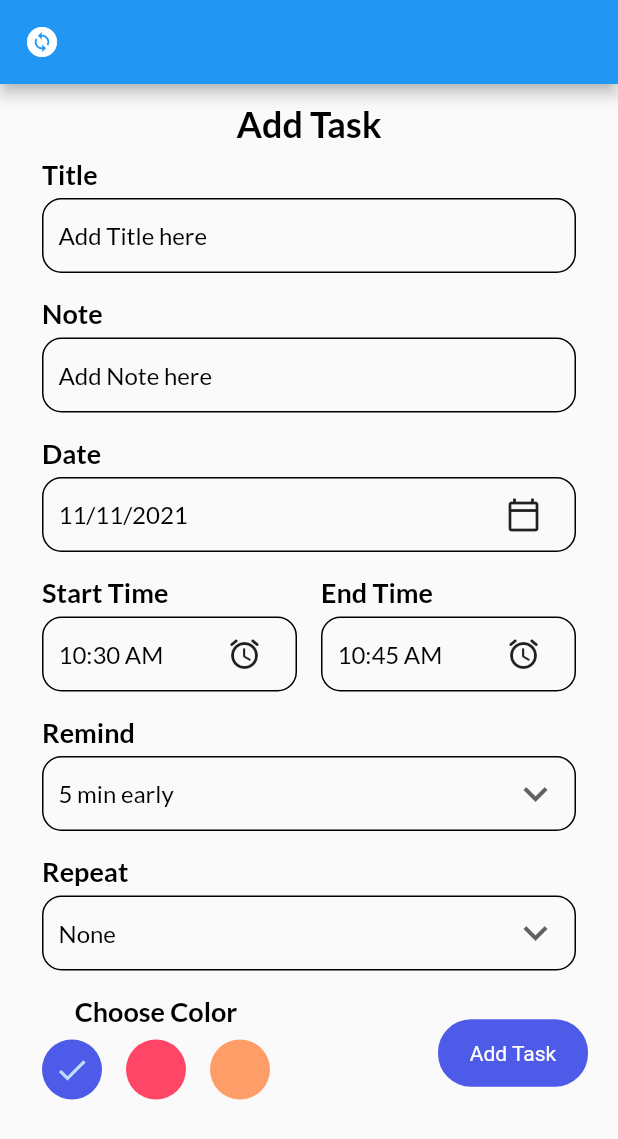
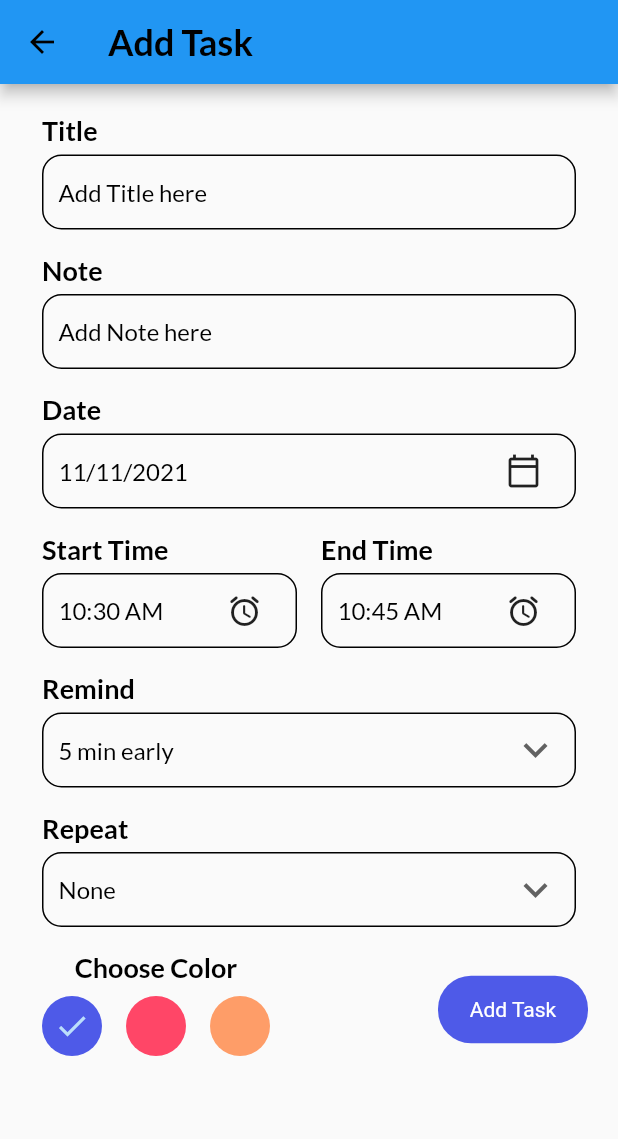
Before and after one commit to AbdArrahmanD/my_todo, a Flutter app: the screen it shows after launch, after a tap on "Add Task", on a phone screen of 412 x 824 dp. Shown: the top 1139 px of the screen. Run offline on Flutter 3.47's test engine with Material 2 defaults, Android fonts, the phone set to English and light mode, and no system bars; our stand-ins replace get, get_storage, google_fonts.

Commit message:
Dont forget appBar

```diff
--- a/lib/main.dart
+++ b/lib/main.dart
@@ -1,6 +1,6 @@
 import 'package:flutter/material.dart';
 import 'package:get/get.dart';
-import 'package:my_todo/views/pages/add_task_screen.dart';
+import 'package:my_todo/views/pages/home_screen.dart';
 
 import 'controllers/theme_controller.dart';
 import 'models/themes.dart';
@@ -18,7 +18,32 @@ class MyApp extends StatelessWidget {
       themeMode: ThemeController().theme,
       title: 'ToDo',
       debugShowCheckedModeBanner: false,
-      home: const AddTaskScreen(),
+      home: const HomeScreen(),
     );
   }
 }
+
+AppBar appBar(int n, {String? title}) => AppBar(
+      leading: IconButton(
+        icon: n == 0
+            ? Icon(
+                Icons.change_circle,
+                color: Get.isDarkMode ? Colors.white : Colors.black,
+              )
+            : Icon(
+                Icons.arrow_back,
+                color: Get.isDarkMode ? Colors.white : Colors.black,
+              ),
+        onPressed: () {
+          if (n == 0) {
+            ThemeController().switchThemeMode();
+          } else {
+            Get.back();
+          }
+        },
+      ),
+      title: Text(
+        title ?? '',
+        style: headingStyle,
+      ),
+    );
--- a/lib/views/pages/add_task_screen.dart
+++ b/lib/views/pages/add_task_screen.dart
@@ -2,6 +2,7 @@ import 'package:flutter/material.dart';
 import 'package:get/get.dart';
 import 'package:intl/intl.dart';
 import 'package:my_todo/controllers/theme_controller.dart';
+import 'package:my_todo/main.dart';
 import 'package:my_todo/models/themes.dart';
 import 'package:my_todo/views/widgets/button.dart';
 import 'package:my_todo/views/widgets/input_field.dart';
@@ -38,15 +39,7 @@ class _AddTaskScreenState extends State<AddTaskScreen> {
   @override
   Widget build(BuildContext context) {
     return Scaffold(
-      appBar: AppBar(
-        leading: IconButton(
-          icon: const Icon(Icons.change_circle),
-          onPressed: () {
-            ThemeController().switchThemeMode();
-            print(Get.isDarkMode);
-          },
-        ),
-      ),
+      appBar: appBar(1, title: 'Add Task'),
       body: SafeArea(
         child: Container(
           padding: const EdgeInsets.symmetric(
@@ -56,10 +49,6 @@ class _AddTaskScreenState extends State<AddTaskScreen> {
           child: SingleChildScrollView(
             child: Column(
               children: [
-                Text(
-                  'Add Task',
-                  style: headingStyle,
-                ),
                 InputField(
                   title: 'Title',
                   hint: 'Add Title here',
@@ -202,7 +191,11 @@ class _AddTaskScreenState extends State<AddTaskScreen> {
                 ),
               ],
             ),
-            MyButton(label: 'Add Task', onTap: () {})
+            MyButton(
+                label: 'Add Task',
+                onTap: () {
+                  Get.back();
+                })
           ],
         ),
       );
--- a/lib/views/pages/home_screen.dart
+++ b/lib/views/pages/home_screen.dart
@@ -1,5 +1,7 @@
 import 'package:flutter/material.dart';
 import 'package:get/get.dart';
+import 'package:my_todo/main.dart';
+import 'package:my_todo/views/pages/add_task_screen.dart';
 import 'package:my_todo/views/widgets/input_field.dart';
 
 import '../../controllers/theme_controller.dart';
@@ -12,24 +14,25 @@ class HomeScreen extends StatelessWidget {
   @override
   Widget build(BuildContext context) {
     return Scaffold(
-      appBar: AppBar(
-        leading: IconButton(
-          icon: const Icon(Icons.change_circle),
-          onPressed: () {
-            ThemeController().switchThemeMode();
-            Get.to(() => const NotificationScreen(
-                  payLoad:
-                      'Title |Deserunt tempor velit cupidatat nisi do anim elit proident reprehenderit. Enim id do eu eiusmod magna ut magna eiusmod quis reprehenderit pariatur et ea. Eiusmod cillum culpa qui est. Commodo veniam nulla ipsum incididunt eu consectetur. Reprehenderit esse ullamco deserunt duis Lorem non nostrud laborum sit ex adipisicing aliqua. Fugiat nulla pariatur Lorem reprehenderit est in dolore anim officia nulla ad sint nulla sit. Sit tempor est quis qui dolore eu incididunt ex.|20/10',
-                ));
-          },
-        ),
-      ),
+      appBar: appBar(0),
       body: Center(
         child: Column(
           children: [
             MyButton(
               label: 'Add Task',
-              onTap: () {},
+              onTap: () {
+                Get.to(() => const AddTaskScreen());
+              },
+            ),
+            const SizedBox(height: 10),
+            MyButton(
+              label: 'Notification Screen',
+              onTap: () {
+                Get.to(() => const NotificationScreen(
+                      payLoad:
+                          'Title |Deserunt tempor velit cupidatat nisi do anim elit proident reprehenderit. Enim id do eu eiusmod magna ut magna eiusmod quis reprehenderit pariatur et ea. Eiusmod cillum culpa qui est. Commodo veniam nulla ipsum incididunt eu consectetur. Reprehenderit esse ullamco deserunt duis Lorem non nostrud laborum sit ex adipisicing aliqua. Fugiat nulla pariatur Lorem reprehenderit est in dolore anim officia nulla ad sint nulla sit. Sit tempor est quis qui dolore eu incididunt ex.|20/10',
+                    ));
+              },
             ),
             const InputField(
               title: 'Title',
--- a/lib/views/widgets/button.dart
+++ b/lib/views/widgets/button.dart
@@ -25,6 +25,7 @@ class MyButton extends StatelessWidget {
         child: Text(
           label,
           style: const TextStyle(color: Colors.white),
+          textAlign: TextAlign.center,
         ),
       ),
     );
```
